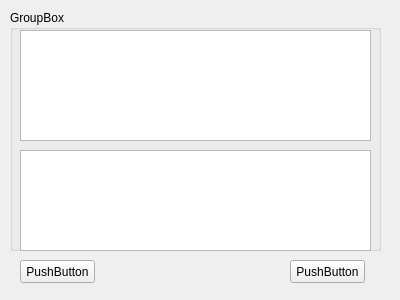
Old version of the form comm_nt/userchat.ui in the repository thebruno/comm-nt.
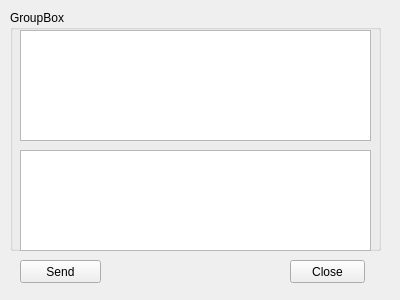
New version of the form. Icons and pictures are not drawn.

Diff of the .ui file:
```diff
--- a/comm_nt/userchat.ui
+++ b/comm_nt/userchat.ui
@@ -77,12 +77,19 @@
     <rect>
      <x>20</x>
      <y>260</y>
-     <width>75</width>
+     <width>81</width>
      <height>23</height>
     </rect>
    </property>
    <property name="text">
-    <string>PushButton</string>
+    <string>Send</string>
+   </property>
+   <property name="icon">
+    <iconset resource="resources.qrc">
+     <normaloff>:/icons/send.ico</normaloff>:/icons/send.ico</iconset>
+   </property>
+   <property name="autoDefault">
+    <bool>true</bool>
    </property>
   </widget>
   <widget class="QPushButton" name="pushButton_4">
@@ -95,7 +102,11 @@
     </rect>
    </property>
    <property name="text">
-    <string>PushButton</string>
+    <string>Close</string>
+   </property>
+   <property name="icon">
+    <iconset resource="resources.qrc">
+     <normaloff>:/icons/exit.ico</normaloff>:/icons/exit.ico</iconset>
    </property>
   </widget>
  </widget>
```
Left out of the diff: 12 changed lines with no effect on the pictures.
